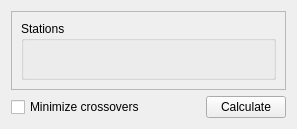
Before: the Qt Designer form ui/findroutes.ui in etengabeko/metromap, drawn with Qt 5.
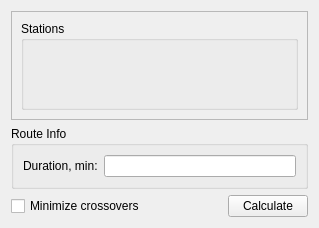
After: the same form once the commit is applied.

```diff
--- a/ui/findroutes.ui
+++ b/ui/findroutes.ui
@@ -6,8 +6,8 @@
    <rect>
     <x>0</x>
     <y>0</y>
-    <width>297</width>
-    <height>129</height>
+    <width>319</width>
+    <height>228</height>
    </rect>
   </property>
   <layout class="QVBoxLayout" name="verticalLayout_3">
@@ -24,8 +24,8 @@
        <rect>
         <x>0</x>
         <y>0</y>
-        <width>283</width>
-        <height>85</height>
+        <width>299</width>
+        <height>94</height>
        </rect>
       </property>
       <layout class="QVBoxLayout" name="verticalLayout_2">
@@ -61,6 +61,29 @@
      </widget>
     </widget>
    </item>
+   <item>
+    <widget class="QGroupBox" name="routeGroupBox">
+     <property name="title">
+      <string>Route Info</string>
+     </property>
+     <layout class="QHBoxLayout" name="horizontalLayout_2">
+      <item>
+       <widget class="QLabel" name="label">
+        <property name="text">
+         <string>Duration, min:</string>
+        </property>
+       </widget>
+      </item>
+      <item>
+       <widget class="QLineEdit" name="costLineEdit">
+        <property name="readOnly">
+         <bool>true</bool>
+        </property>
+       </widget>
+      </item>
+     </layout>
+    </widget>
+   </item>
    <item>
     <layout class="QHBoxLayout" name="horizontalLayout">
      <item>
```
